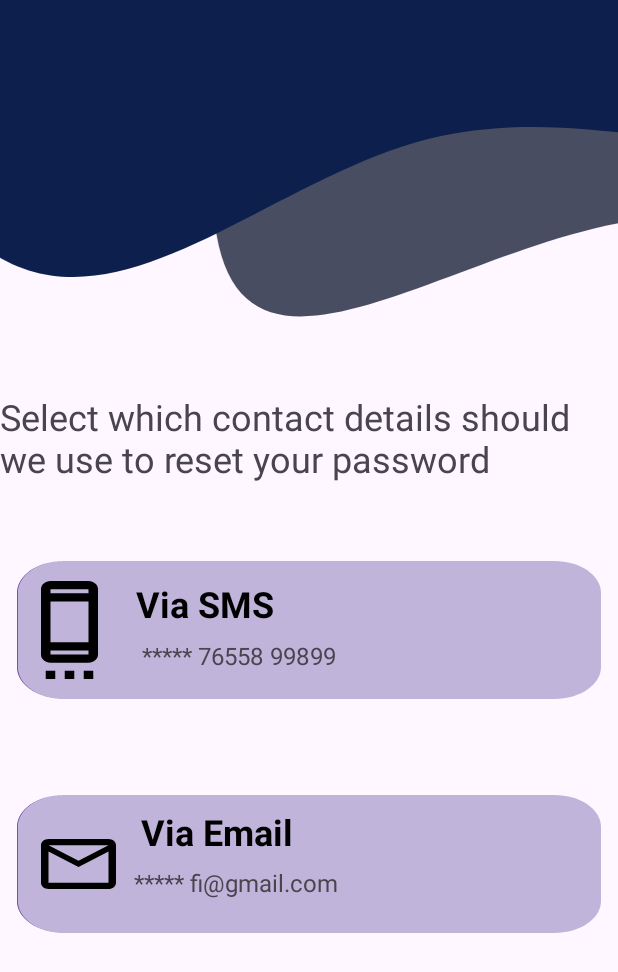
After one commit to Gabss16/EXPO2024, an Android app: the forgotPassword screen opened directly, with no data from a screen before it, on a phone screen of 412 x 824 dp. The commit adds this screen. Shown: the top 972 px of the screen. Run offline under Robolectric (Android 15) with nearby library versions, the phone set to English and light mode, and no system bars.

Commit message:
Diseños de 3 interfaces (recuperación de contraseña)

```diff
--- /dev/null
+++ b/app/src/main/java/com/example/expogbss/forgotPassword.kt
@@ -0,0 +1,21 @@
+package com.example.expogbss
+
+import android.os.Bundle
+import androidx.activity.enableEdgeToEdge
+import androidx.appcompat.app.AppCompatActivity
+import androidx.core.view.ViewCompat
+import androidx.core.view.WindowInsetsCompat
+
+class forgotPassword : AppCompatActivity() {
+    override fun onCreate(savedInstanceState: Bundle?) {
+        super.onCreate(savedInstanceState)
+        enableEdgeToEdge()
+        setContentView(R.layout.activity_forgot_password)
+        ViewCompat.setOnApplyWindowInsetsListener(findViewById(R.id.main)) { v, insets ->
+            val systemBars = insets.getInsets(WindowInsetsCompat.Type.systemBars())
+            v.setPadding(systemBars.left, systemBars.top, systemBars.right, systemBars.bottom)
+            insets
+        }
+
+    }
+}
--- a/app/src/main/java/com/example/expogbss/ui/home/HomeFragment.kt
+++ b/app/src/main/java/com/example/expogbss/ui/home/HomeFragment.kt
@@ -28,10 +28,7 @@ class HomeFragment : Fragment() {
         _binding = FragmentHomeBinding.inflate(inflater, container, false)
         val root: View = binding.root
 
-        val textView: TextView = binding.textHome
-        homeViewModel.text.observe(viewLifecycleOwner) {
-            textView.text = it
-        }
+
         return root
     }
 
--- a/app/src/main/java/com/example/expogbss/ui/notifications/NotificationsFragment.kt
+++ b/app/src/main/java/com/example/expogbss/ui/notifications/NotificationsFragment.kt
@@ -28,10 +28,7 @@ class NotificationsFragment : Fragment() {
         _binding = FragmentNotificationsBinding.inflate(inflater, container, false)
         val root: View = binding.root
 
-        val textView: TextView = binding.textNotifications
-        notificationsViewModel.text.observe(viewLifecycleOwner) {
-            textView.text = it
-        }
+
         return root
     }
 
--- /dev/null
+++ b/app/src/main/res/drawable/android.xml
@@ -0,0 +1,10 @@
+<?xml version="1.0" encoding="utf-8"?>
+    <vector xmlns:android="http://schemas.android.com/apk/res/android"
+        android:width="38dp"
+        android:height="65dp"
+        android:viewportWidth="38"
+        android:viewportHeight="65">
+        <path
+            android:fillColor="#FF000000"
+            android:pathData="M3.17 59.58H9.5V65H3.17v-5.42Zm12.66 0h6.34V65h-6.34v-5.42Zm12.67 0h6.33V65H28.5v-5.42Zm3.17-59.55L6.33 0C2.85 0 0 2.44 0 5.42v43.33c0 2.98 2.85 5.42 6.33 5.42h25.34c3.48 0 6.33-2.44 6.33-5.42V5.42c0-2.98-2.85-5.4-6.33-5.4Zm0 48.72H6.33v-2.7h25.34v2.7Zm0-8.13H6.33V13.55h25.34v27.09Zm0-32.5H6.33v-2.7h25.34v2.7Z"/>
+    </vector>
--- /dev/null
+++ b/app/src/main/res/drawable/boton.xml
@@ -0,0 +1,17 @@
+<?xml version="1.0" encoding="utf-8"?>
+<vector xmlns:android="http://schemas.android.com/apk/res/android"
+    android:width="314dp"
+    android:height="108dp"
+    android:viewportWidth="314"
+    android:viewportHeight="108">
+    <path
+        android:fillColor="#66FFFFFF"
+        android:pathData="M0 25C0 11.2 11.2 0 25 0h264c13.8 0 25 11.2 25 25v58c0 13.8-11.2 25-25 25H25C11.2 108 0 96.8 0 83V25Z"/>
+    <group>
+        <clip-path
+            android:pathData="M0 25C0 11.2 11.2 0 25 0h264c13.8 0 25 11.2 25 25v58c0 13.8-11.2 25-25 25H25C11.2 108 0 96.8 0 83V25Z"/>
+        <path
+            android:fillColor="#FFA3A1A1"
+            android:pathData="M0 0h314H0Zm314 108H0h314Zm-289 0C10.92 108-0.5 96.58-0.5 82.5v-57C-0.5 11.42 10.92 0 25 0 11.47 0 0.5 11.2 0.5 25v58c0 13.8 10.97 25 24.5 25ZM314 0v108V0Z"/>
+    </group>
+</vector>
--- /dev/null
+++ b/app/src/main/res/drawable/email.xml
@@ -0,0 +1,10 @@
+<?xml version="1.0" encoding="utf-8"?>
+<vector xmlns:android="http://schemas.android.com/apk/res/android"
+    android:width="50dp"
+    android:height="33dp"
+    android:viewportWidth="50"
+    android:viewportHeight="33">
+    <path
+        android:fillColor="#FF000000"
+        android:pathData="M50 4.13C50 1.85 47.75 0 45 0H5C2.25 0 0 1.86 0 4.13v24.75C0 31.13 2.25 33 5 33h40c2.75 0 5-1.86 5-4.13V4.13Zm-5 0l-20 10.3L5 4.14h40Zm0 24.75H5V8.25l20 10.31L45 8.25v20.63Z"/>
+</vector>
--- /dev/null
+++ b/app/src/main/res/layout/activity_forgot_password.xml
@@ -0,0 +1,131 @@
+<?xml version="1.0" encoding="utf-8"?>
+<androidx.constraintlayout.widget.ConstraintLayout xmlns:android="http://schemas.android.com/apk/res/android"
+    xmlns:app="http://schemas.android.com/apk/res-auto"
+    xmlns:tools="http://schemas.android.com/tools"
+    android:id="@+id/main"
+    android:layout_width="match_parent"
+    android:layout_height="match_parent"
+    tools:context=".forgotPassword">
+
+    <ImageView
+        android:id="@+id/imageView2"
+        android:layout_width="623dp"
+        android:layout_height="221dp"
+        app:layout_constraintBottom_toBottomOf="parent"
+        app:layout_constraintEnd_toEndOf="parent"
+        app:layout_constraintStart_toStartOf="parent"
+        app:layout_constraintTop_toTopOf="parent"
+        app:layout_constraintVertical_bias="0.0"
+        app:srcCompat="@drawable/login_desing" />
+
+    <TextView
+        android:id="@+id/textView4"
+        android:layout_width="wrap_content"
+        android:layout_height="wrap_content"
+        android:layout_marginTop="40dp"
+        android:text="Select which contact details should we use to reset your password "
+        android:textSize="24sp"
+        app:layout_constraintEnd_toEndOf="parent"
+        app:layout_constraintHorizontal_bias="0.0"
+        app:layout_constraintStart_toStartOf="parent"
+        app:layout_constraintTop_toBottomOf="@+id/imageView2" />
+
+    <Button
+        android:id="@+id/btnViaSms"
+        android:layout_width="389dp"
+        android:layout_height="92dp"
+        android:layout_marginTop="52dp"
+        android:background="@drawable/boton"
+        app:layout_constraintEnd_toEndOf="parent"
+        app:layout_constraintStart_toStartOf="parent"
+        app:layout_constraintTop_toBottomOf="@+id/textView4" />
+
+    <Button
+        android:id="@+id/button"
+        android:layout_width="389dp"
+        android:layout_height="92dp"
+        android:layout_marginTop="64dp"
+        android:background="@drawable/boton"
+        app:layout_constraintBottom_toBottomOf="parent"
+        app:layout_constraintEnd_toEndOf="parent"
+        app:layout_constraintStart_toStartOf="parent"
+        app:layout_constraintTop_toBottomOf="@+id/btnViaSms"
+        app:layout_constraintVertical_bias="0.0" />
+
+    <ImageView
+        android:id="@+id/imageView5"
+        android:layout_width="wrap_content"
+        android:layout_height="wrap_content"
+        android:layout_marginStart="16dp"
+        app:layout_constraintBottom_toBottomOf="@+id/btnViaSms"
+        app:layout_constraintStart_toStartOf="@+id/btnViaSms"
+        app:layout_constraintTop_toTopOf="@+id/btnViaSms"
+        app:srcCompat="@drawable/android" />
+
+    <ImageView
+        android:id="@+id/imageView6"
+        android:layout_width="wrap_content"
+        android:layout_height="wrap_content"
+        android:layout_marginStart="16dp"
+        app:layout_constraintBottom_toBottomOf="@+id/button"
+        app:layout_constraintStart_toStartOf="@+id/button"
+        app:layout_constraintTop_toTopOf="@+id/button"
+        app:srcCompat="@drawable/email" />
+
+    <TextView
+        android:id="@+id/textView5"
+        android:layout_width="wrap_content"
+        android:layout_height="wrap_content"
+        android:layout_marginTop="12dp"
+        android:layout_marginEnd="228dp"
+        android:text="Via SMS"
+        android:textColor="@color/black"
+        android:textSize="24sp"
+        android:textStyle="bold"
+        app:layout_constraintEnd_toEndOf="parent"
+        app:layout_constraintHorizontal_bias="0.961"
+        app:layout_constraintStart_toEndOf="@+id/imageView5"
+        app:layout_constraintTop_toTopOf="@+id/btnViaSms" />
+
+    <TextView
+        android:id="@+id/textView6"
+        android:layout_width="wrap_content"
+        android:layout_height="wrap_content"
+        android:layout_marginTop="8dp"
+        android:text="Via Email"
+        android:textColor="@color/black"
+        android:textSize="24sp"
+        android:textStyle="bold"
+        app:layout_constraintEnd_toEndOf="@+id/button"
+        app:layout_constraintHorizontal_bias="0.076"
+        app:layout_constraintStart_toEndOf="@+id/imageView6"
+        app:layout_constraintTop_toTopOf="@+id/button" />
+
+    <TextView
+        android:id="@+id/textView7"
+        android:layout_width="wrap_content"
+        android:layout_height="wrap_content"
+        android:text="***** 76558 99899"
+        android:textSize="16sp"
+        app:layout_constraintBottom_toBottomOf="@+id/btnViaSms"
+        app:layout_constraintEnd_toEndOf="parent"
+        app:layout_constraintHorizontal_bias="0.136"
+        app:layout_constraintStart_toEndOf="@+id/imageView5"
+        app:layout_constraintTop_toBottomOf="@+id/textView5"
+        app:layout_constraintVertical_bias="0.3" />
+
+    <TextView
+        android:id="@+id/textView8"
+        android:layout_width="wrap_content"
+        android:layout_height="wrap_content"
+        android:layout_marginStart="12dp"
+        android:text="***** fi@gmail.com"
+        android:textSize="16sp"
+        app:layout_constraintBottom_toBottomOf="@+id/button"
+        app:layout_constraintEnd_toEndOf="@+id/button"
+        app:layout_constraintHorizontal_bias="0.0"
+        app:layout_constraintStart_toEndOf="@+id/imageView6"
+        app:layout_constraintTop_toBottomOf="@+id/textView6"
+        app:layout_constraintVertical_bias="0.233" />
+
+</androidx.constraintlayout.widget.ConstraintLayout>
```
Also changed, not shown: app/src/main/AndroidManifest.xml (+11 -2 lines), app/src/main/java/com/example/expogbss/passwordResetSuccessful.kt (added, +20 -0 lines), app/src/main/java/com/example/expogbss/recoveryCode.kt (added, +20 -0 lines), app/src/main/res/drawable/botonpasswordresetlogin.xml (added, +10 -0 lines), app/src/main/res/drawable/recoveryboxes.xml (added, +10 -0 lines), app/src/main/res/drawable/resetsuccessful.xml (added, +10 -0 lines), app/src/main/res/layout/activity_password_reset_successful.xml (added, +65 -0 lines), app/src/main/res/layout/activity_recovery_code.xml (added, +132 -0 lines), app/src/main/res/layout/fragment_notifications.xml (+1 -16 lines).
